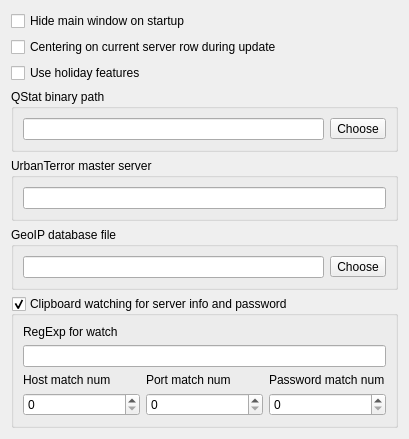
Qt form src/setting_forms/application_settings_form.ui (navrocky/urtconnector) before a commit.
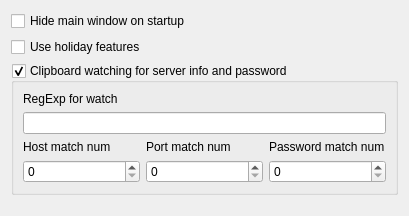
The same form after that commit. Icons and pictures are not drawn.

Commit message: - added updating options panel - added clear offline servers after full refresh - also work on friend list

Patch:
```diff
--- a/src/setting_forms/application_settings_form.ui
+++ b/src/setting_forms/application_settings_form.ui
@@ -7,7 +7,7 @@
     <x>0</x>
     <y>0</y>
     <width>409</width>
-    <height>430</height>
+    <height>216</height>
    </rect>
   </property>
   <property name="windowTitle">
@@ -21,13 +21,6 @@
      </property>
     </widget>
    </item>
-   <item>
-    <widget class="QCheckBox" name="center_current_row_check">
-     <property name="text">
-      <string>Centering on current server row during update</string>
-     </property>
-    </widget>
-   </item>
    <item>
     <widget class="QCheckBox" name="holiday_check">
      <property name="text">
@@ -35,73 +28,6 @@
      </property>
     </widget>
    </item>
-   <item>
-    <widget class="QGroupBox" name="groupBox_3">
-     <property name="title">
-      <string>QStat binary path</string>
-     </property>
-     <layout class="QHBoxLayout" name="horizontalLayout">
-      <item>
-       <widget class="QLineEdit" name="qstat_binary_edit"/>
-      </item>
-      <item>
-       <widget class="QToolButton" name="qstat_binary_choose_button">
-        <property name="toolTip">
-         <string>Choose QStat binary file</string>
-        </property>
-        <property name="text">
-         <string>Choose</string>
-        </property>
-        <property name="icon">
-         <iconset resource="../images.qrc">
-          <normaloff>:/icons/icons/choose-file.png</normaloff>:/icons/icons/choose-file.png</iconset>
-        </property>
-       </widget>
-      </item>
-     </layout>
-    </widget>
-   </item>
-   <item>
-    <widget class="QGroupBox" name="groupBox">
-     <property name="title">
-      <string>UrbanTerror master server</string>
-     </property>
-     <layout class="QVBoxLayout" name="verticalLayout_10">
-      <item>
-       <widget class="QLineEdit" name="qstat_master_edit"/>
-      </item>
-     </layout>
-    </widget>
-   </item>
-   <item>
-    <widget class="QGroupBox" name="groupBox_4">
-     <property name="title">
-      <string>GeoIP database file</string>
-     </property>
-     <property name="checkable">
-      <bool>false</bool>
-     </property>
-     <layout class="QHBoxLayout" name="horizontalLayout_4">
-      <item>
-       <widget class="QLineEdit" name="geoip_database_edit"/>
-      </item>
-      <item>
-       <widget class="QToolButton" name="geoip_database_choose_button">
-        <property name="toolTip">
-         <string>Choose GeoIP database file</string>
-        </property>
-        <property name="text">
-         <string>Choose</string>
-        </property>
-        <property name="icon">
-         <iconset resource="../images.qrc">
-          <normaloff>:/icons/icons/choose-file.png</normaloff>:/icons/icons/choose-file.png</iconset>
-        </property>
-       </widget>
-      </item>
-     </layout>
-    </widget>
-   </item>
    <item>
     <widget class="QGroupBox" name="group_clipboard_watch">
      <property name="title">
@@ -174,6 +100,19 @@
      </layout>
     </widget>
    </item>
+   <item>
+    <spacer name="verticalSpacer">
+     <property name="orientation">
+      <enum>Qt::Vertical</enum>
+     </property>
+     <property name="sizeHint" stdset="0">
+      <size>
+       <width>20</width>
+       <height>10</height>
+      </size>
+     </property>
+    </spacer>
+   </item>
   </layout>
  </widget>
  <resources>
```
The commit also changes 21 other files.
